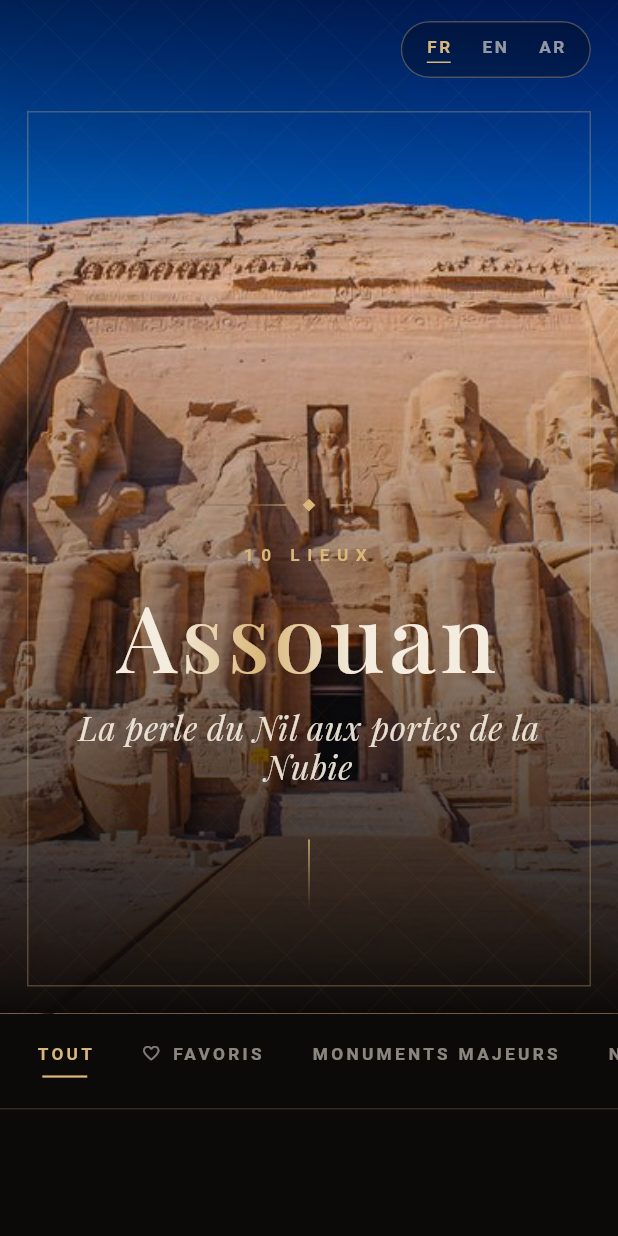
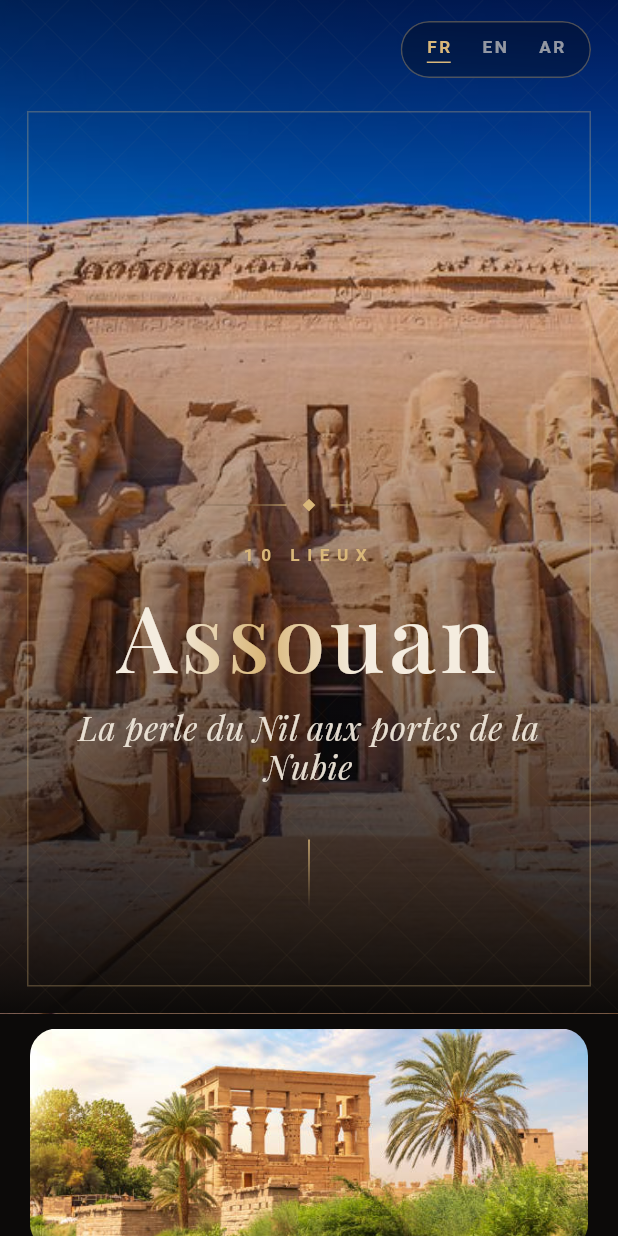
Before and after one commit to Coco921609/Egypte, a Flutter app: the AssouanPage screen opened directly, on a phone screen of 412 x 824 dp. Run offline on Flutter 3.47's test engine with Material 3 defaults, Android fonts, the phone set to English and light mode, and no system bars; our stand-ins replace google_fonts, shared_preferences; accounts and stored records are empty.

Commit message:
Add destination photo banner

```diff
--- a/lib/assouan.dart
+++ b/lib/assouan.dart
@@ -798,6 +798,22 @@ class _AssouanPageState extends State<AssouanPage>
                   shimmer: _shimmer,
                 ),
               ),
+              SliverToBoxAdapter(
+                child: Padding(
+                  padding: const EdgeInsets.fromLTRB(20, 10, 20, 18),
+                  child: ClipRRect(
+                    borderRadius: BorderRadius.circular(18),
+                    child: SizedBox(
+                      height: 148,
+                      width: double.infinity,
+                      child: Image.asset(
+                        'assets/images/assouan.jpg',
+                        fit: BoxFit.cover,
+                      ),
+                    ),
+                  ),
+                ),
+              ),
               SliverPersistentHeader(
                 pinned: true,
                 delegate: _FilterBarDelegate(
```
